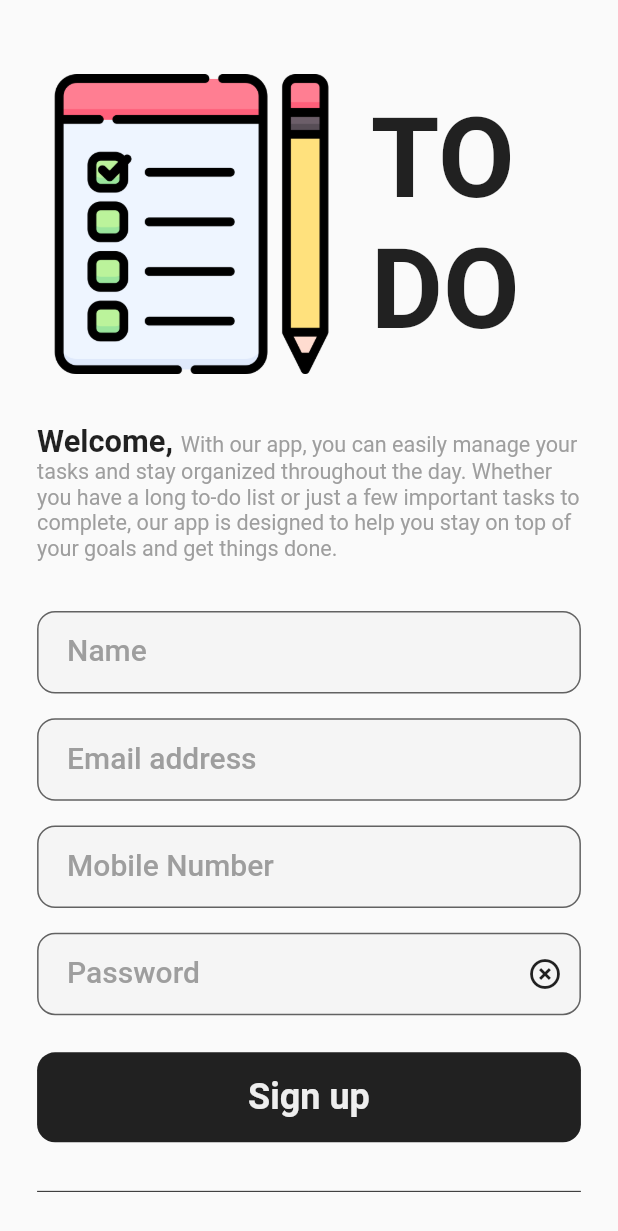
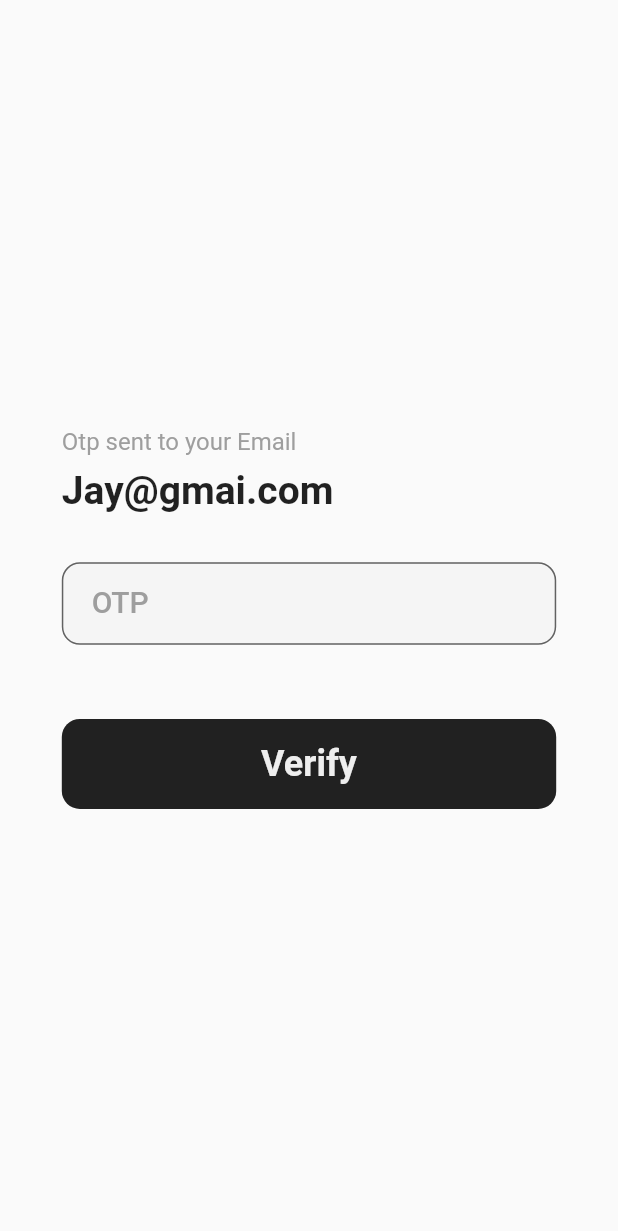
Before and after one commit to jay-isampelliwar/todo_app, a Flutter app: the screen it shows after launch, on a phone screen of 412 x 824 dp. Shown: the top 1231 px of the screen. Run offline on Flutter 3.47's test engine with Material 2 defaults, Android fonts, the phone set to English and light mode, and no system bars; our stand-ins replace bloc, flutter_bloc, hexcolor.

Commit message:
added OTP Screen and Bloc

```diff
--- a/lib/core/helper/app_validator.dart
+++ b/lib/core/helper/app_validator.dart
@@ -50,4 +50,17 @@ class FieldValidator {
 
     return nameRegex.hasMatch(name) ? null : "Invalid Name";
   }
+
+  static String? otpValidator(String? val) {
+    if (val!.isEmpty) return "Required";
+    if (val.length != 6) {
+      return "OTP Must be 6 Digit number";
+    }
+
+    final regex = RegExp(r'^[0-9]+$');
+    if (!regex.hasMatch(val)) {
+      return "Please Enter valid OTP";
+    }
+    return null;
+  }
 }
--- /dev/null
+++ b/lib/features/auth/otp/bloc/otp_bloc.dart
@@ -0,0 +1,13 @@
+import 'package:bloc/bloc.dart';
+import 'package:meta/meta.dart';
+
+part 'otp_event.dart';
+part 'otp_state.dart';
+
+class OtpBloc extends Bloc<OtpEvent, OtpState> {
+  OtpBloc() : super(OtpInitial()) {
+    on<OtpEvent>((event, emit) {
+      // TODO: implement event handler
+    });
+  }
+}
--- /dev/null
+++ b/lib/features/auth/otp/bloc/otp_event.dart
@@ -0,0 +1,4 @@
+part of 'otp_bloc.dart';
+
+@immutable
+abstract class OtpEvent {}
--- /dev/null
+++ b/lib/features/auth/otp/bloc/otp_state.dart
@@ -0,0 +1,6 @@
+part of 'otp_bloc.dart';
+
+@immutable
+abstract class OtpState {}
+
+class OtpInitial extends OtpState {}
--- a/lib/features/auth/otp/ui/otp.dart
+++ b/lib/features/auth/otp/ui/otp.dart
@@ -0,0 +1,88 @@
+import 'package:flutter/material.dart';
+import 'package:todo_app/core/constant/app_colors.dart';
+import 'package:todo_app/core/constant/app_font_styles.dart';
+import 'package:todo_app/core/constant/app_text_field.dart';
+import 'package:todo_app/core/constant/const_sizeBox.dart';
+import 'package:todo_app/core/helper/app_validator.dart';
+
+class OTPScreen extends StatelessWidget {
+  String email;
+  OTPScreen({required this.email, super.key});
+  TextEditingController textEditingController = TextEditingController();
+  GlobalKey<FormState> formKey = GlobalKey<FormState>();
+
+  @override
+  Widget build(BuildContext context) {
+    Size size = MediaQuery.of(context).size;
+    return Scaffold(
+      body: Center(
+        child: SingleChildScrollView(
+          child: Container(
+            padding: EdgeInsets.symmetric(
+                horizontal: size.width * 0.1, vertical: size.height * 0.1),
+            child: Column(
+              mainAxisAlignment: MainAxisAlignment.center,
+              crossAxisAlignment: CrossAxisAlignment.start,
+              children: [
+                Text(
+                  "Otp sent to your Email",
+                  style: AppTextStyle.text16(false)
+                      .copyWith(color: AppColors.greyTextColor),
+                ),
+                constHightSizedBox(0.01, size.height),
+                Text(
+                  email.toString(),
+                  style: AppTextStyle.text24(true).copyWith(fontSize: 26),
+                ),
+                constHightSizedBox(0.04, size.height),
+                Form(
+                  key: formKey,
+                  child: AppTextField(
+                    hintText: "OTP",
+                    inputType: TextInputType.number,
+                    obscureText: false,
+                    textEditingController: textEditingController,
+                    validator: (value) => FieldValidator.otpValidator(value),
+                  ),
+                ),
+                constHightSizedBox(0.06, size.height),
+                GestureDetector(
+                  onTap: () {
+                    if (formKey.currentState!.validate()) {
+                      //!EMIT the state
+                    }
+                  },
+                  child: Container(
+                    height: 60,
+                    decoration: BoxDecoration(
+                      color: Colors.black87,
+                      borderRadius: BorderRadius.circular(12),
+                    ),
+
+                    // !Login loading button
+                    child: Align(
+                        child: Visibility(
+                      // visible: state is! SignUpButtonLoadingState,
+                      replacement: CircularProgressIndicator(
+                        color: Colors.grey.shade200,
+                        strokeWidth: 3,
+                      ),
+                      child: Text(
+                        "Verify",
+                        style: TextStyle(
+                          fontSize: 24,
+                          fontWeight: FontWeight.w700,
+                          color: Colors.grey.shade200,
+                        ),
+                      ),
+                    )),
+                  ),
+                ),
+              ],
+            ),
+          ),
+        ),
+      ),
+    );
+  }
+}
--- a/lib/features/auth/signup/ui/signup.dart
+++ b/lib/features/auth/signup/ui/signup.dart
@@ -1,13 +1,13 @@
 import 'package:flutter/material.dart';
 import 'package:flutter_bloc/flutter_bloc.dart';
 import 'package:todo_app/features/auth/login/ui/login.dart';
+import 'package:todo_app/features/auth/otp/ui/otp.dart';
 import 'package:todo_app/features/auth/signup/bloc/sign_up_bloc.dart';
 
 import '../../../../core/constant/app_colors.dart';
 import '../../../../core/constant/const_sizeBox.dart';
 import '../../../../core/constant/app_text_field.dart';
 import '../../../../core/helper/app_validator.dart';
-import '../../../home/ui/home.dart';
 import '../../widgets/todo_label.dart';
 
 class SignUpPage extends StatefulWidget {
@@ -57,7 +57,9 @@ class _SignUpPageState extends State<SignUpPage> {
                       Navigator.push(
                           context,
                           MaterialPageRoute(
-                              builder: (context) => const HomePage()));
+                              builder: (context) => OTPScreen(
+                                    email: emailTextEditingController.text,
+                                  )));
                       break;
                     case SignUpShowSnackBarState:
                       final signUpShowSnackBarState =
--- a/lib/main.dart
+++ b/lib/main.dart
@@ -1,6 +1,5 @@
 import 'package:flutter/material.dart';
-
-import 'features/auth/signup/ui/signup.dart';
+import 'package:todo_app/features/auth/otp/ui/otp.dart';
 
 void main() {
   runApp(const MyApp());
@@ -15,9 +14,10 @@ class MyApp extends StatelessWidget {
       debugShowCheckedModeBanner: false,
       theme: ThemeData(primarySwatch: Colors.grey),
       // home: TodoPage(),
-      home: const SignUpPage(),
+      // home: const SignUpPage(),
       // home: LoginPage(),
       // home: HomePage(),
+      home: OTPScreen(email: "Jay@gmai.com"),
     );
   }
 }
```
